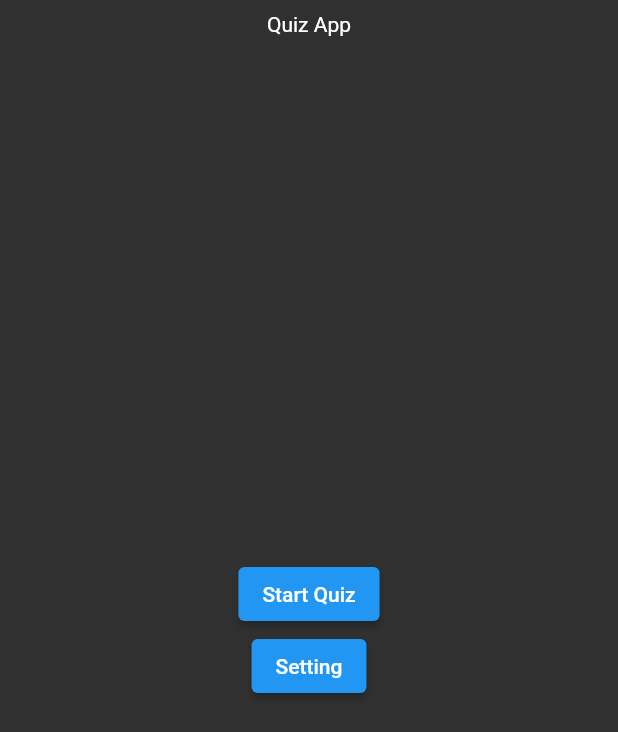
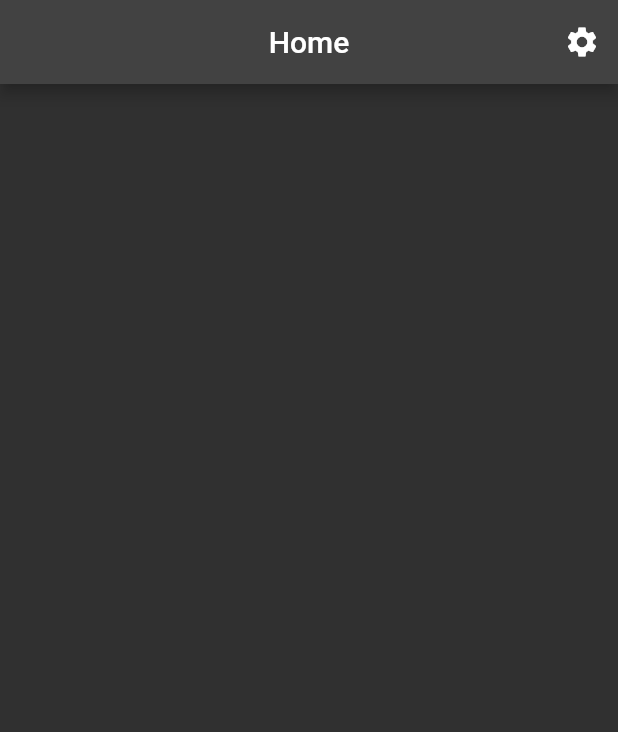
Before and after one commit to MHYeung/quiz_app, a Flutter app: the screen it shows after launch, on a phone screen of 412 x 824 dp. Shown: the top 732 px of the screen. Run offline on Flutter 3.47's test engine with Material 2 defaults, Android fonts, the phone set to English and light mode, and no system bars; our stand-ins replace dio, equatable, freezed_annotation, go_router, hooks_riverpod; missing offline and left inert: enum_to_string.

Commit message:
quiz controllers and logic

```diff
--- /dev/null
+++ b/lib/global_components/global_appbar.dart
@@ -0,0 +1,35 @@
+import 'package:flutter/material.dart';
+import 'package:go_router/go_router.dart';
+import 'package:hooks_riverpod/hooks_riverpod.dart';
+
+class GlobalAppBar extends HookConsumerWidget with PreferredSizeWidget {
+  GlobalAppBar({Key? key, required this.title, this.actionWidget})
+      : super(key: key);
+
+  final String title;
+  final Widget? actionWidget;
+
+  @override
+  Widget build(BuildContext context, WidgetRef ref) {
+    final router = GoRouter.of(context);
+    return AppBar(
+      centerTitle: true,
+      title: actionWidget ?? Text(title),
+      leading: (router.location == '/')
+          ? null
+          : IconButton(
+              onPressed: () => context.pop(),
+              icon: const Icon(Icons.arrow_back_outlined)),
+      actions: (router.location == '/settings')
+          ? null
+          : [
+              IconButton(
+                  icon: const Icon(Icons.settings),
+                  onPressed: () => context.push('/settings'))
+            ],
+    );
+  }
+
+  @override
+  Size get preferredSize => const Size.fromHeight(kToolbarHeight);
+}
--- /dev/null
+++ b/lib/model/failure.dart
@@ -0,0 +1,6 @@
+class Failure{
+  final String message;
+
+  const Failure({this.message = ''});
+
+}
--- a/lib/screens/home_screen.dart
+++ b/lib/screens/home_screen.dart
@@ -1,6 +1,7 @@
 import 'package:flutter/material.dart';
 import 'package:go_router/go_router.dart';
 import 'package:hooks_riverpod/hooks_riverpod.dart';
+import 'package:quiz_app/global_components/global_appbar.dart';
 import 'package:quiz_app/screens/setting_screen.dart';
 
 class HomeScreen extends HookConsumerWidget {
@@ -11,25 +12,7 @@ class HomeScreen extends HookConsumerWidget {
   @override
   Widget build(BuildContext context, WidgetRef ref) {
     return Scaffold(
-     body: SafeArea(
-      minimum: EdgeInsets.all(8.0),
-       child: Column(
-          children: [
-            Center(
-              child: Text("Quiz App"),
-            ),
-            Expanded(
-                flex: 3,
-                child: Column(
-                  mainAxisAlignment: MainAxisAlignment.center,
-                  children: [
-                    ElevatedButton(onPressed: (){}, child: Text("Start Quiz")),
-                    ElevatedButton(onPressed: ()=> context.pushNamed(SettingScreen.name), child: Text("Setting"))
-                  ],
-                ))
-          ],
-        ),
-     ),
+     appBar: GlobalAppBar(title: "Home"),
     );
   }
 }
--- a/pubspec.yaml
+++ b/pubspec.yaml
@@ -45,6 +45,9 @@ dependencies:
   flutter_easyloading: ^3.0.5
   go_router: ^5.1.1
   font_awesome_flutter: ^10.2.1
+  dio: ^4.0.6
+  enum_to_string: ^2.0.1
+  equatable: ^2.0.5
 
 dev_dependencies:
   flutter_test:
```
Also changed, not shown: lib/controllers/quiz_controller.dart (added, +41 -0 lines), lib/model/question/question.dart (added, +30 -0 lines), lib/model/quiz_state.dart (added, +52 -0 lines), lib/repository/quiz_repository.dart (added, +57 -0 lines), lib/model/question/question.freezed.dart (added), lib/model/question/question.g.dart (added), pubspec.lock.
